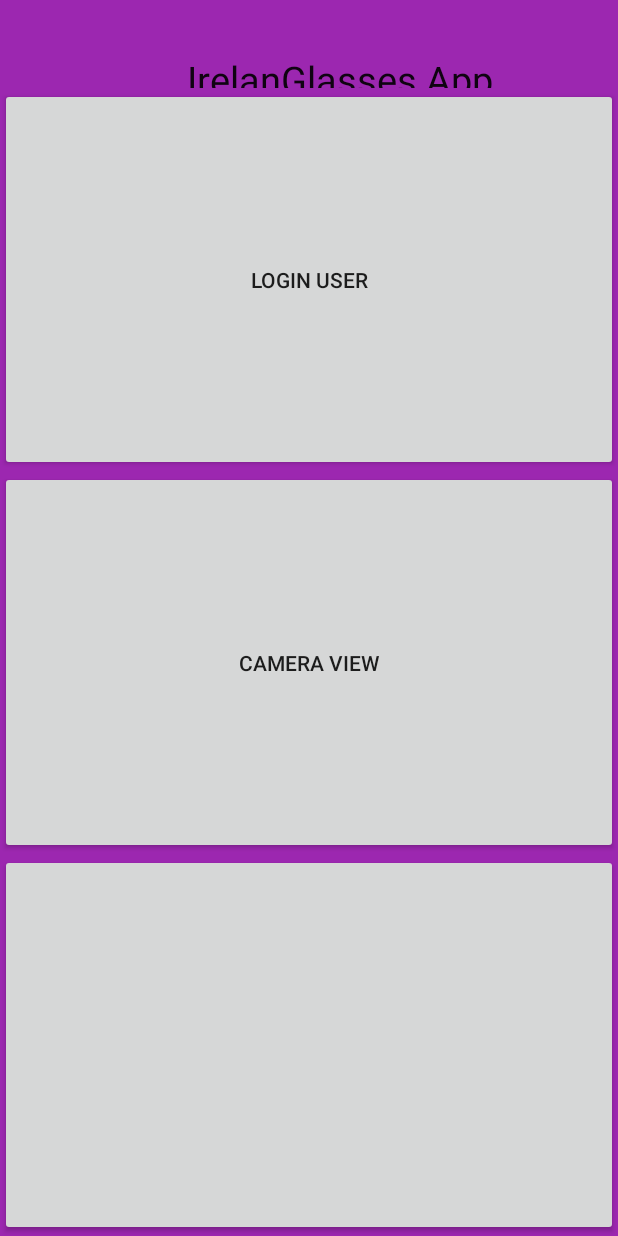
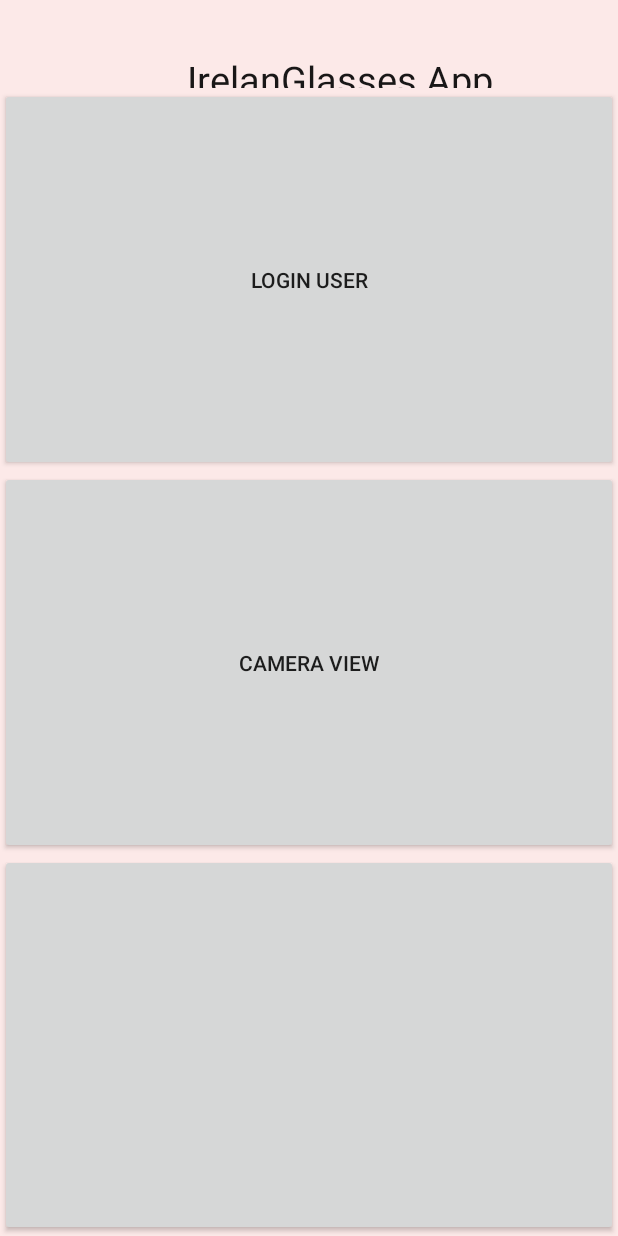
Before and after one commit to renen-s/IrlenGlasses, an Android app: the screen it shows after launch (MainActivity), on a phone screen of 412 x 824 dp. Run offline under Robolectric (Android 15) with nearby library versions, the phone set to English and light mode, and no system bars.

Commit message:
change background color to match mocks

```diff
--- a/app/src/main/res/layout/activity_main.xml
+++ b/app/src/main/res/layout/activity_main.xml
@@ -4,7 +4,7 @@
     android:id="@+id/MainLayout"
     android:layout_width="match_parent"
     android:layout_height="match_parent"
-    android:background="#9C27B0"
+    android:background="#80FFDAD8"
     android:gravity="center|top"
     android:orientation="vertical"
     tools:context=".MainActivity">
```
